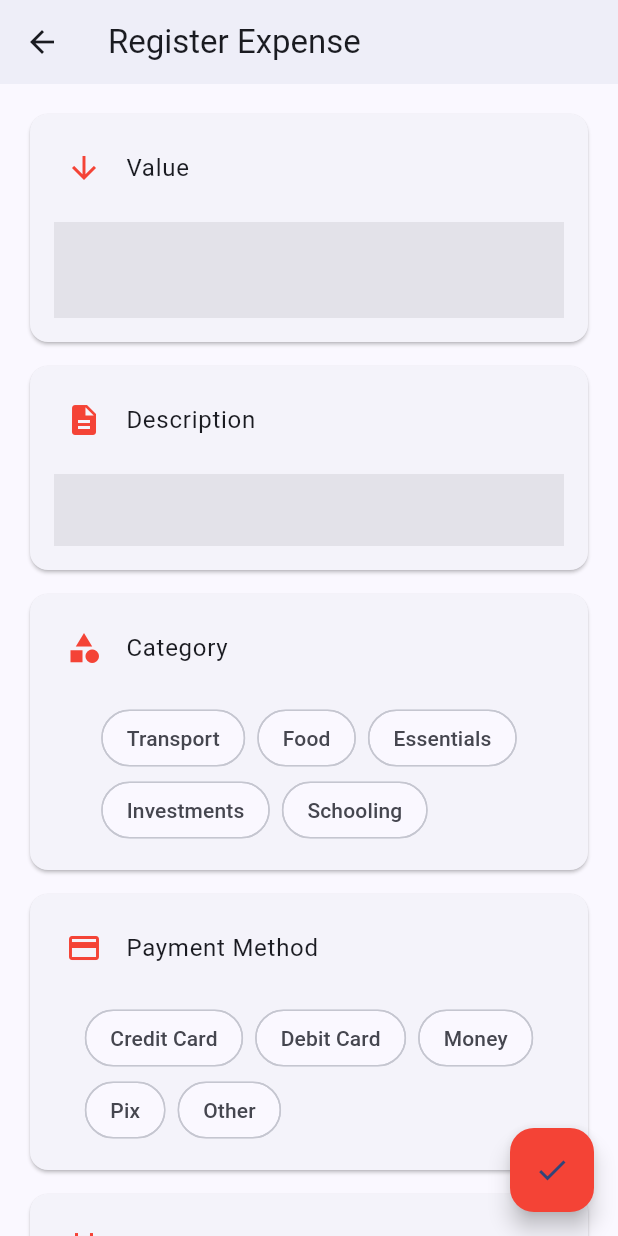
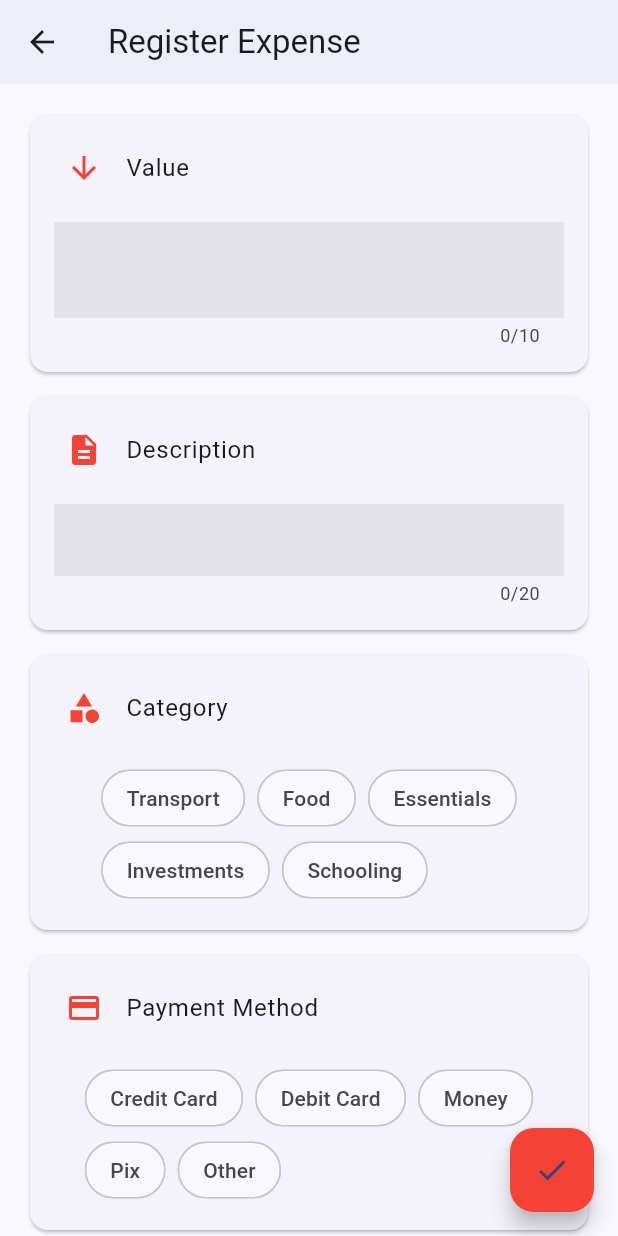
Before and after one commit to Guviega/fintracker, a Flutter app: the ExpensesForm screen opened by its route, on a phone screen of 412 x 824 dp. Run offline on Flutter 3.47's test engine with Material 3 defaults, Android fonts, the phone set to English and light mode, and no system bars; our stand-ins replace fl_chart.

Commit message:
add maxLength for expense and income form fields

```diff
--- a/lib/view/form/expenses_form.dart
+++ b/lib/view/form/expenses_form.dart
@@ -113,8 +113,9 @@ class _ExpensesFormState extends State<ExpensesForm> {
         child: SingleChildScrollView(
           padding: const EdgeInsets.all(16),
           child: Column(children: [
-            _card('Value', Icons.arrow_downward, TextFormField(
+            _fieldCard('Value', Icons.arrow_downward, TextFormField(
               controller: _valueController,
+              maxLength: 10,
               decoration: const InputDecoration(prefix: Text("- R\$ ", style: TextStyle(color: color),), filled: true, border: InputBorder.none),
               style: const TextStyle(fontSize: 32, fontWeight: FontWeight.bold, color: color),
               keyboardType: const TextInputType.numberWithOptions(decimal: true),
@@ -126,13 +127,14 @@ class _ExpensesFormState extends State<ExpensesForm> {
               },
             )),
             const SizedBox(height: 8),
-            _card('Description', Icons.description, TextFormField(
+            _fieldCard('Description', Icons.description, TextFormField(
               controller: _descriptionController,
+              maxLength: 20,
               decoration: const InputDecoration(filled: true, border: InputBorder.none),
               validator: (text) => (text == null || text.trim().isEmpty) ? 'Enter a description' : null,
             )),
             const SizedBox(height: 8),
-            _card('Category', Icons.category, FormField<int>(
+            _fieldCard('Category', Icons.category, FormField<int>(
               initialValue: _selectedCategory,
               validator: (_) => _selectedCategory < 0 ? 'Select a category' : null,
               builder: (state) => Column(crossAxisAlignment: CrossAxisAlignment.start, children: [
@@ -155,7 +157,7 @@ class _ExpensesFormState extends State<ExpensesForm> {
               ]),
             )),
             const SizedBox(height: 8),
-            _card('Payment Method', Icons.credit_card, FormField<PaymentMethod>(
+            _fieldCard('Payment Method', Icons.credit_card, FormField<PaymentMethod>(
               initialValue: _paymentMethod,
               validator: (_) => _paymentMethod == null ? 'Select a payment method' : null,
               builder: (state) => Column(crossAxisAlignment: CrossAxisAlignment.start, children: [
@@ -178,7 +180,7 @@ class _ExpensesFormState extends State<ExpensesForm> {
               ]),
             )),
             const SizedBox(height: 8),
-            _card('Date', Icons.calendar_month, TextFormField(
+            _fieldCard('Date', Icons.calendar_month, TextFormField(
               controller: _dateController,
               readOnly: true,
               onTap: _selectDate,
@@ -190,7 +192,7 @@ class _ExpensesFormState extends State<ExpensesForm> {
     );
   }
 
-  Widget _card(String title, IconData icon, Widget field) => Card(
+  Widget _fieldCard(String title, IconData icon, Widget field) => Card(
     child: Padding(
       padding: const EdgeInsets.all(8),
       child: Column(children: [
--- a/lib/view/form/income_form.dart
+++ b/lib/view/form/income_form.dart
@@ -109,6 +109,7 @@ class _IncomeFormState extends State<IncomeForm> {
           child: Column(children: [
             _fieldCard('Value', Icons.arrow_upward, TextFormField(
               controller: _valueController,
+              maxLength: 10,
               decoration: const InputDecoration(prefix: Text("+ R\$ ", style: TextStyle(color: color),), filled: true, border: InputBorder.none),
               style: const TextStyle(fontSize: 32, fontWeight: FontWeight.bold, color: color),
               keyboardType: const TextInputType.numberWithOptions(decimal: true),
@@ -122,12 +123,14 @@ class _IncomeFormState extends State<IncomeForm> {
             const SizedBox(height: 8),
             _fieldCard('Description', Icons.description, TextFormField(
               controller: _descriptionController,
+              maxLength: 20,
               decoration: const InputDecoration(filled: true, border: InputBorder.none),
               validator: (text) => (text == null || text.trim().isEmpty) ? 'Enter a description' : null,
             ), extra: Column(children: [
               ListTile(leading: const Icon(Icons.account_balance, color: color), title: const Text('Source')),
               Padding(padding: const EdgeInsets.all(8), child: TextFormField(
                 controller: _sourceController,
+                maxLength: 20,
                 decoration: const InputDecoration(filled: true, border: InputBorder.none),
                 validator: (text) => (text == null || text.trim().isEmpty) ? 'Enter a source' : null,
               )),
```
